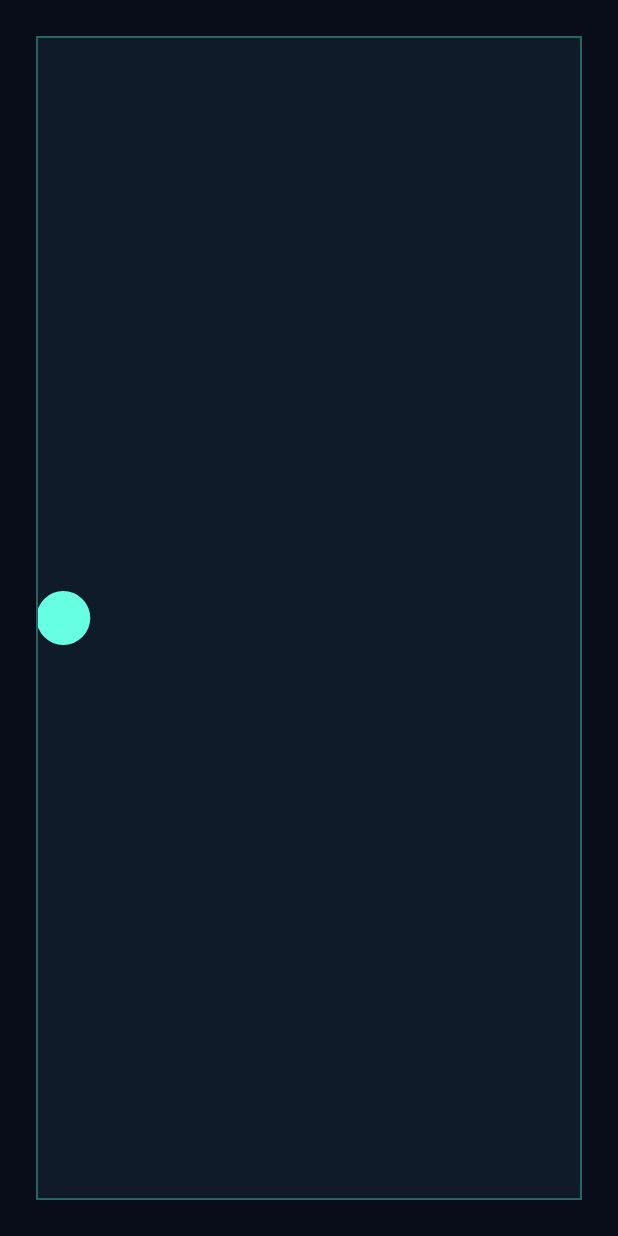
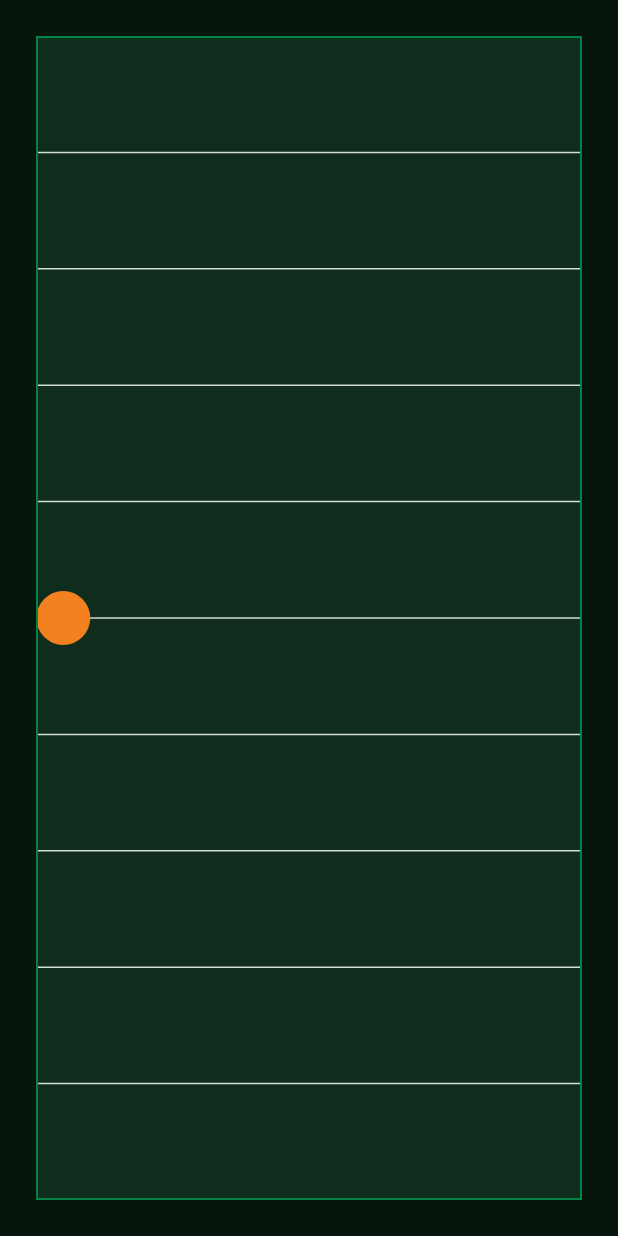
Before and after one commit to GetRighhttt/Famu-Kotlin-Arena-Game, an Android app built with Jetpack Compose: the screen it shows after launch (MainActivity), on a phone screen of 412 x 824 dp. Run offline under Robolectric (Android 15) with nearby library versions, the phone set to English and light mode, and no system bars.

Commit message:
Add FAMU and BCU colors with football field markings

```diff
--- /dev/null
+++ b/shared/src/commonMain/kotlin/com/stefan/neonarena/game/rendering/FootballFieldDrawing.kt
@@ -0,0 +1,31 @@
+package com.stefan.neonarena.game.rendering
+
+import androidx.compose.ui.geometry.Offset
+import androidx.compose.ui.graphics.drawscope.DrawScope
+import androidx.compose.ui.unit.dp
+import com.stefan.neonarena.ui.theme.GameColors
+
+/**
+ * Draws the field surface and evenly spaced horizontal yard lines.
+ *
+ * Line positions use fractions of the canvas height so the field resizes
+ * with the arena. Draw the player afterward so it appears above the markings.
+ *
+ * @author Stefan Bayne
+ * @since 2026-11-27
+ */
+fun DrawScope.drawFootballField() {
+    drawRect(color = GameColors.arenaSurface)
+
+    val sections = 10
+    val sectionHeight = size.height / sections
+    for (line in 1 until sections) {
+        val y = sectionHeight * line
+        drawLine(
+            color = GameColors.fieldLine,
+            start = Offset(x = 0f, y = y),
+            end = Offset(x = size.width, y = y),
+            strokeWidth = 1.dp.toPx(),
+        )
+    }
+}
--- a/shared/src/commonMain/kotlin/com/stefan/neonarena/game/rendering/PlayerDrawing.kt
+++ b/shared/src/commonMain/kotlin/com/stefan/neonarena/game/rendering/PlayerDrawing.kt
@@ -3,14 +3,16 @@ package com.stefan.neonarena.game.rendering
 import androidx.compose.ui.graphics.Color
 import androidx.compose.ui.graphics.drawscope.DrawScope
 import com.stefan.neonarena.game.model.Player
+import com.stefan.neonarena.ui.theme.GameColors
 
 /**
- * Draws a player using the radius that fits the current canvas.
+ * Draws a FAMU-orange player using the radius that fits the current canvas.
+ * Callers can override its color without changing the player data.
  *
  * @author Stefan Bayne
  * @since 2026-11-27
  */
-fun DrawScope.drawPlayer(player: Player, color: Color = Color(0xFF66FFE3)) {
+fun DrawScope.drawPlayer(player: Player, color: Color = GameColors.famuOrange) {
     drawCircle(
         color = color,
         radius = player.radiusIn(size),
--- a/shared/src/commonMain/kotlin/com/stefan/neonarena/ui/arena/Arena.kt
+++ b/shared/src/commonMain/kotlin/com/stefan/neonarena/ui/arena/Arena.kt
@@ -11,7 +11,6 @@ import androidx.compose.ui.Modifier
 import androidx.compose.ui.draw.clipToBounds
 import androidx.compose.ui.geometry.Offset
 import androidx.compose.ui.geometry.Size
-import androidx.compose.ui.graphics.Color
 import androidx.compose.ui.layout.onSizeChanged
 import androidx.compose.ui.semantics.contentDescription
 import androidx.compose.ui.semantics.semantics
@@ -19,10 +18,12 @@ import androidx.compose.ui.unit.dp
 import androidx.compose.ui.unit.toSize
 import com.stefan.neonarena.game.model.Player
 import com.stefan.neonarena.game.input.onArenaTap
+import com.stefan.neonarena.game.rendering.drawFootballField
 import com.stefan.neonarena.game.rendering.drawPlayer
+import com.stefan.neonarena.ui.theme.GameColors
 
 /**
- * Draws the arena and reports its size and tap positions to the state owner.
+ * Composes the football field and player, and reports size and tap events.
  *
  * @author Stefan Bayne
  * @since 2026-11-27
@@ -37,18 +38,19 @@ fun Arena(
     Canvas(
         modifier = modifier
             .fillMaxSize()
-            .background(Color(0xFF090D19))
+            .background(GameColors.background)
             .safeDrawingPadding()
             .padding(24.dp)
-            .border(1.dp, Color(0xFF27665F))
+            .border(1.dp, GameColors.famuGreen)
             .clipToBounds()
             .onSizeChanged { onArenaSizeChanged(it.toSize()) }
             .onArenaTap(onTap)
             .semantics {
-                contentDescription = "Arena with a cyan player. Tap to position the player."
+                contentDescription = "Green football field with horizontal yard lines and an orange player. " +
+                    "Tap to position the player."
             },
     ) {
-        drawRect(color = Color(0xFF101B2A))
+        drawFootballField()
         player?.let { drawPlayer(it) }
     }
 }
--- /dev/null
+++ b/shared/src/commonMain/kotlin/com/stefan/neonarena/ui/theme/GameColors.kt
@@ -0,0 +1,27 @@
+package com.stefan.neonarena.ui.theme
+
+import androidx.compose.ui.graphics.Color
+
+/**
+ * Defines the FAMU player palette and BCU opposition palette for rendering.
+ *
+ * School colors use the published web values from FAMU Athletics and BCU's
+ * university brand guide. The dark green surfaces are game-specific shades.
+ * Keeping colors here lets input and player geometry stay independent of them.
+ *
+ * Sources: [FAMU Athletics](https://famuathletics.com/pdf9/4488310.pdf),
+ * [BCU brand guide](https://www.cookman.edu/creative-services/documents/b-cu-brand-guidelines.pdf).
+ *
+ * @author Stefan Bayne
+ * @since 2026-11-27
+ */
+object GameColors {
+    val famuOrange = Color(0xFFF4811F)
+    val famuGreen = Color(0xFF008344)
+    val bcuMaroon = Color(0xFF860038)
+    val bcuGold = Color(0xFFFDB913)
+
+    val background = Color(0xFF07160D)
+    val arenaSurface = Color(0xFF102C1D)
+    val fieldLine = Color(0xFFCEDFD2)
+}
```
Also changed, not shown: 1 other file.
